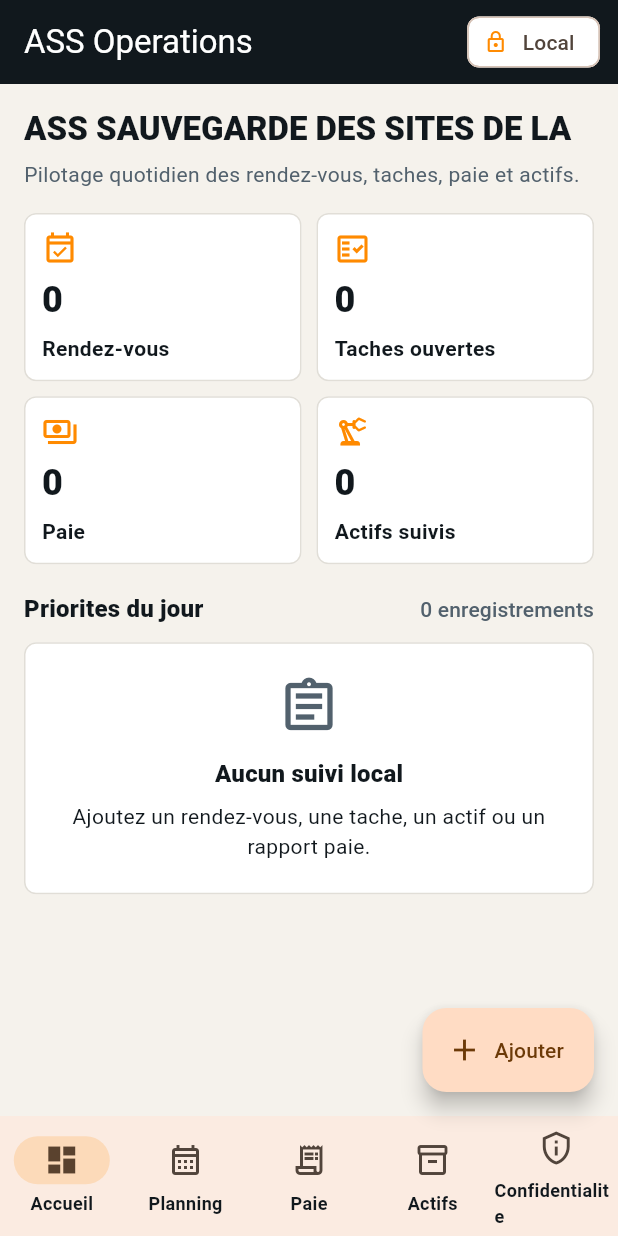
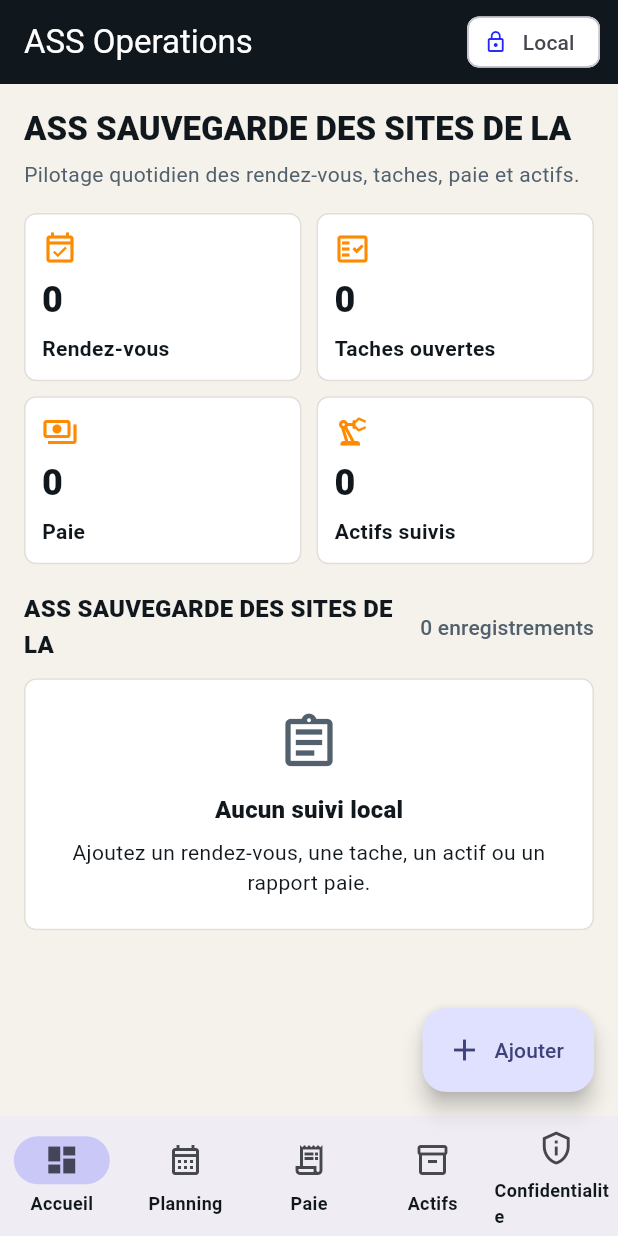
Before and after one commit to EOOrga/68d9d12912992303380194ff, a Flutter app: the screen it shows after launch, on a phone screen of 412 x 824 dp. Run offline on Flutter 3.47's test engine with Material 3 defaults, Android fonts, the light colour scheme and no system bars; our stand-ins replace shared_preferences.

Commit message:
Create Flutter variant com.sparkcre.ass_sauvegarde_sites

```diff
--- a/lib/main.dart
+++ b/lib/main.dart
@@ -298,9 +298,9 @@
 
   @override
   Widget build(BuildContext context) {
-    const primary = Color(0xFFFF8A00);
+    const primary = Color(0xFF1F26FF);
     const charcoal = Color(0xFF11181D);
-    const steel = Color(0xFF52616D);
+    const steel = Color(0xFF871FFF);
     const paper = Color(0xFFF5F2EC);
 
     return MaterialApp(
@@ -508,7 +508,7 @@
         ),
         const SizedBox(height: 18),
         SectionHeader(
-          title: 'Priorites du jour',
+          title: 'ASS SAUVEGARDE DES SITES DE LA',
           trailing: '${store.items.length} enregistrements',
         ),
         const SizedBox(height: 10),
--- a/pubspec.yaml
+++ b/pubspec.yaml
@@ -27,5 +27,5 @@
 flutter_launcher_icons:
   android: true
   image_path: docs/icon.png
-  adaptive_icon_background: "#11181D"
+  adaptive_icon_background: "#F81FFF"
   adaptive_icon_foreground: docs/icon.png
```
Also changed, not shown: docs/icon.png, 11 other files.
